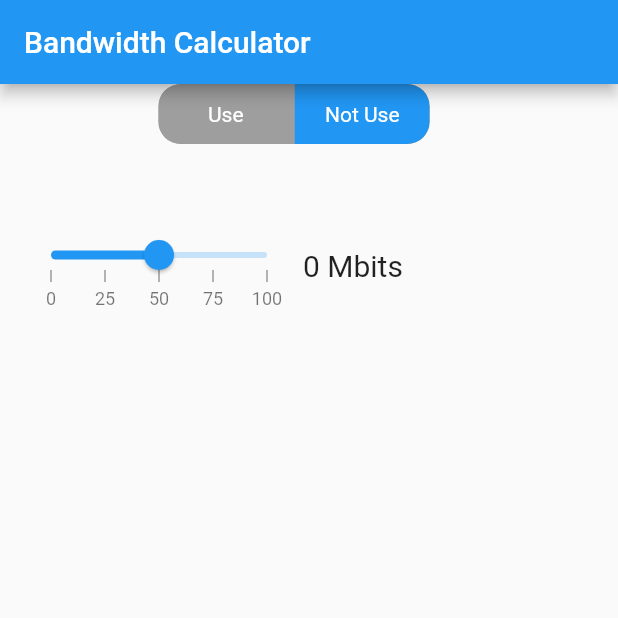
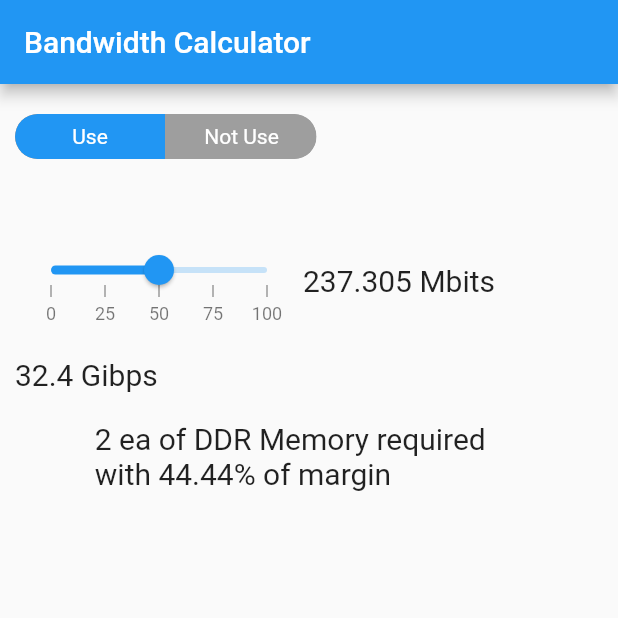
Before and after one commit to hominlim/display_bandwidth_calc, a Flutter app: the MemoryScreen screen opened directly, on a phone screen of 412 x 824 dp, the top half of it. Run offline on Flutter 3.47's test engine with Material 2 defaults, Android fonts, the light colour scheme and no system bars; drawn by our look-alikes of syncfusion_flutter_sliders, toggle_switch; missing offline and left inert: dart:ffi.

Commit message:
Dec 13, 2022

```diff
--- a/lib/calculators/bps_calculator.dart
+++ b/lib/calculators/bps_calculator.dart
@@ -32,12 +32,26 @@ class BpsCalc with ChangeNotifier {
   double horizontal_time = 0;
 
   double _horizontalTimeSliderValue = 10;
-  double get horizontalTimeSliderValue => horizontalTimeSliderValue;
+  double get horizontalTimeSliderValue => _horizontalTimeSliderValue;
 
   double _storage_video_compression_ratio = 50;
+  double get storage_video_compression_ratio =>
+      _storage_video_compression_ratio;
+
+  double _video_data_to_read_write = 0;
+  double get video_data_to_read_write => _video_data_to_read_write;
 
   double _storage_video_result_mibits = 0;
   double get storage_video_result_mibits => _storage_video_result_mibits;
+
+  double _bw_frame_buffer = 0;
+  double get bw_frame_buffer => _bw_frame_buffer;
+
+  double _ddr_frame_buffer = 0;
+  double get ddr_frame_buffer => _ddr_frame_buffer;
+
+  double _margin_frame_buffer = 0;
+  double get margin_frame_buffer => _margin_frame_buffer;
 
   void columnUpdate(number_of_column) {
     _number_of_column = number_of_column;
@@ -81,11 +95,22 @@ class BpsCalc with ChangeNotifier {
 
   void frameMemoryUpdate(storage_video_compression_ratio) {
     _storage_video_compression_ratio = storage_video_compression_ratio;
+    _video_data_to_read_write = video_data_to_read_write;
     notifyListeners();
   }
 
   void initDisplay(number_of_column, number_of_row, frame_frequency,
       number_of_color, data_width, ddr_speed, ddr_width) {
+    _number_of_column = number_of_column;
+    _number_of_row = number_of_row;
+    _frame_frequency = frame_frequency;
+    _number_of_color = number_of_color;
+    _data_width = data_width;
+    _number_of_color = number_of_color;
+    _data_width = data_width;
+    _ddr_speed = ddr_speed;
+    _ddr_width = ddr_width;
+
     _bps_calc_result_gibps = number_of_column *
         number_of_row *
         frame_frequency *
@@ -102,6 +127,25 @@ class BpsCalc with ChangeNotifier {
         vertical_time /
         number_of_row *
         1000000;
+  }
+
+  void initDisplay2(storage_video_compression_ratio) {
+    _storage_video_compression_ratio = storage_video_compression_ratio;
+    _video_data_to_read_write = (1 - _storage_video_compression_ratio / 100) *
+        number_of_column *
+        // number_of_row *
+        number_of_color *
+        data_width *
+        2;
+
+    _storage_video_result_mibits =
+        _video_data_to_read_write * number_of_row / 1024 / 1024;
+
+    _bw_frame_buffer = _video_data_to_read_write / horizontal_time / 1024;
+
+    _ddr_frame_buffer = (_bw_frame_buffer / _bps_calc_ddr);
+    _margin_frame_buffer =
+        1 - _bw_frame_buffer / (_bps_calc_ddr * _ddr_frame_buffer.ceil());
   }
 
   void bpsCalculate() {
@@ -126,16 +170,7 @@ class BpsCalc with ChangeNotifier {
   }
 
   void frameMemStorageCalc() {
-    _storage_video_result_mibits =
-        (1 - _storage_video_compression_ratio / 100) *
-            number_of_column *
-            number_of_row *
-            number_of_color *
-            data_width /
-            1024 /
-            1024;
-
+    initDisplay2(storage_video_compression_ratio);
     notifyListeners();
-    // print('$_storage_video_compression_ratio, $_storage_video_result_mibits');
   }
 }
--- a/lib/screens/memory_screen.dart
+++ b/lib/screens/memory_screen.dart
@@ -14,15 +14,27 @@ class MemoryScreen extends StatefulWidget {
   State<MemoryScreen> createState() => _MemoryScreenState();
 }
 
-class _MemoryScreenState extends State<MemoryScreen> {
+class _MemoryScreenState extends State<MemoryScreen>
+    with AutomaticKeepAliveClientMixin {
   BpsCalc bps = BpsCalc();
 
   bool _is_frame_buffer = false;
-  dynamic _storage_video_compression_ratio = 50;
+  double _storage_video_compression_ratio = 50;
+
+  @override
+  bool wantKeepAlive = true;
+
+  @override
+  void initState() {
+    context.read<BpsCalc>().initDisplay2(
+          _storage_video_compression_ratio,
+        );
+  }
 
   void refreshUI() {
     context.read<BpsCalc>().frameMemoryUpdate(_storage_video_compression_ratio);
     context.read<BpsCalc>().frameMemStorageCalc();
+    context.read<BpsCalc>().bpsCalculate();
   }
 
   @override
@@ -34,9 +46,16 @@ class _MemoryScreenState extends State<MemoryScreen> {
         body: Container(
             margin: EdgeInsets.only(left: 10, right: 30),
             child: Column(children: [
+              SizedBox(
+                height: 20,
+              ),
+              Row(
+                crossAxisAlignment: CrossAxisAlignment.start,
+                children: [
                   ToggleSwitch(
-                minWidth: 90.0,
-                initialLabelIndex: 1,
+                    minWidth: 100.0,
+                    minHeight: 30,
+                    initialLabelIndex: 0,
                     cornerRadius: 15.0,
                     activeFgColor: Colors.white,
                     inactiveBgColor: Colors.grey,
@@ -50,6 +69,8 @@ class _MemoryScreenState extends State<MemoryScreen> {
                     onToggle: (index) {
                       print('switched to: $index');
                     },
+                  ),
+                ],
               ),
               SizedBox(
                 height: 50,
@@ -80,6 +101,24 @@ class _MemoryScreenState extends State<MemoryScreen> {
                   ),
                 ],
               ),
+              SizedBox(
+                height: 20,
+              ),
+              Row(
+                children: [
+                  Text(
+                    '${NumberFormat('##.###').format(context.watch<BpsCalc>().bw_frame_buffer)} Gibps',
+                    style: const TextStyle(fontSize: 20),
+                  ),
+                ],
+              ),
+              SizedBox(
+                height: 20,
+              ),
+              Text(
+                '${context.watch<BpsCalc>().ddr_frame_buffer.ceil()} ea of DDR Memory required \nwith ${(context.watch<BpsCalc>().margin_frame_buffer * 100).toStringAsFixed(2)}% of margin',
+                style: const TextStyle(fontSize: 20),
+              )
             ])));
   }
 }
```
Also changed, not shown: lib/screens/tcon_input_screen.dart (+11 -12 lines), 10 other files. Lines whose indentation alone changed are shown as unchanged.
